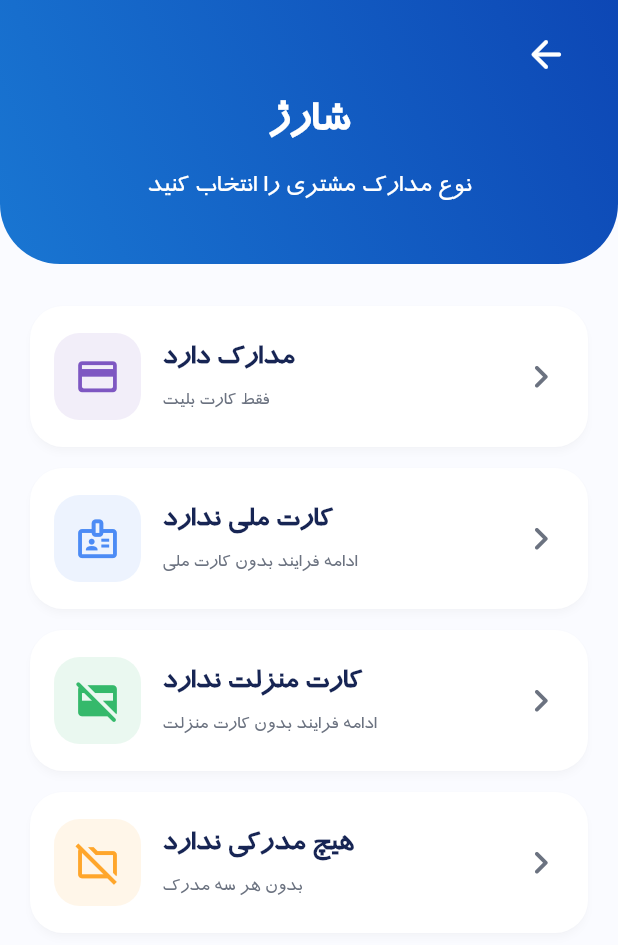
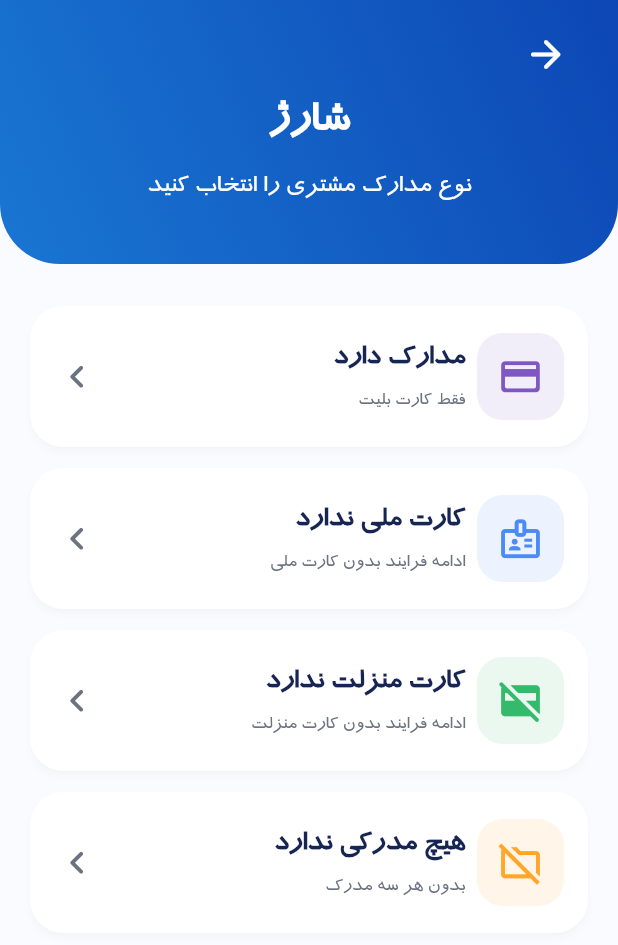
Before and after one commit to AmiraliRnjn/manzelat, a Flutter app: the ChargeCategoryPage screen opened directly, after a tap on "منزلت", on a phone screen of 412 x 824 dp. Shown: the top 945 px of the screen. Run offline on Flutter 3.47's test engine with Material 3 defaults, Android fonts, the light colour scheme and no system bars; our stand-ins replace camera, open_filex, permission_handler, shamsi_date, share_plus, shared_preferences; missing offline and left inert: crop_image, filesystem_picker, persian_datetime_picker, receive_sharing_intent; accounts and stored records are empty; statements that could not run were skipped.

Commit message:
Fixing some design

```diff
--- a/lib/pages/charge_category_page.dart
+++ b/lib/pages/charge_category_page.dart
@@ -50,7 +50,7 @@
                     child: IconButton(
                       onPressed: () => Navigator.pop(context),
                       icon: const Icon(
-                        Icons.arrow_forward_rounded,
+                        Icons.arrow_back_rounded,
                         color: Colors.white,
                         size: 30,
                       ),
@@ -174,15 +174,24 @@
           child: Row(
             textDirection: TextDirection.rtl,
             children: [
-              const Icon(
-                Icons.chevron_left_rounded,
-                color: Color(0xFF6B7280),
-                size: 31,
+               Container(
+                width: 58,
+                height: 58,
+                decoration: BoxDecoration(
+                  color: color.withOpacity(0.10),
+                  borderRadius: BorderRadius.circular(17),
+                ),
+                child: Icon(
+                  icon,
+                  color: color,
+                  size: 31,
+                ),
               ),
+
               const SizedBox(width: 8),
               Expanded(
                 child: Column(
-                  crossAxisAlignment: CrossAxisAlignment.end,
+                  crossAxisAlignment: CrossAxisAlignment.start,
                   mainAxisAlignment: MainAxisAlignment.center,
                   children: [
                     Text(
@@ -211,18 +220,10 @@
                 ),
               ),
               const SizedBox(width: 14),
-              Container(
-                width: 58,
-                height: 58,
-                decoration: BoxDecoration(
-                  color: color.withOpacity(0.10),
-                  borderRadius: BorderRadius.circular(17),
-                ),
-                child: Icon(
-                  icon,
-                  color: color,
-                  size: 31,
-                ),
+             const Icon(
+                Icons.chevron_right_rounded,
+                color: Color(0xFF6B7280),
+                size: 31,
               ),
             ],
           ),
--- a/lib/pages/charge_page.dart
+++ b/lib/pages/charge_page.dart
@@ -53,7 +53,7 @@
                     child: IconButton(
                       onPressed: () => Navigator.pop(context),
                       icon: const Icon(
-                        Icons.arrow_forward_rounded,
+                        Icons.arrow_back_rounded,
                         color: Colors.white,
                         size: 30,
                       ),
@@ -177,15 +177,23 @@
           child: Row(
             textDirection: TextDirection.rtl,
             children: [
-              const Icon(
-                Icons.chevron_left_rounded,
-                color: Color(0xFF6B7280),
-                size: 31,
+              Container(
+                width: 58,
+                height: 58,
+                decoration: BoxDecoration(
+                  color: color.withOpacity(0.10),
+                  borderRadius: BorderRadius.circular(17),
+                ),
+                child: Icon(
+                  icon,
+                  color: color,
+                  size: 31,
+                ),
               ),
               const SizedBox(width: 8),
               Expanded(
                 child: Column(
-                  crossAxisAlignment: CrossAxisAlignment.end,
+                  crossAxisAlignment: CrossAxisAlignment.start,
                   mainAxisAlignment: MainAxisAlignment.center,
                   children: [
                     Text(
@@ -214,18 +222,10 @@
                 ),
               ),
               const SizedBox(width: 14),
-              Container(
-                width: 58,
-                height: 58,
-                decoration: BoxDecoration(
-                  color: color.withOpacity(0.10),
-                  borderRadius: BorderRadius.circular(17),
-                ),
-                child: Icon(
-                  icon,
-                  color: color,
-                  size: 31,
-                ),
+                const Icon(
+                Icons.chevron_right_rounded,
+                color: Color(0xFF6B7280),
+                size: 31,
               ),
             ],
           ),
--- a/lib/pages/customer_info_page.dart
+++ b/lib/pages/customer_info_page.dart
@@ -147,7 +147,7 @@
                     child: IconButton(
                       onPressed: () => Navigator.pop(context),
                       icon: const Icon(
-                        Icons.arrow_forward_rounded,
+                        Icons.arrow_back_rounded,
                         color: Colors.white,
                         size: 30,
                       ),
@@ -214,7 +214,7 @@
                                 const SizedBox(width: 14),
                                 const Expanded(
                                   child: Column(
-                                    crossAxisAlignment: CrossAxisAlignment.end,
+                                    crossAxisAlignment: CrossAxisAlignment.start,
                                     children: [
                                       Text(
                                         'نام مشتری',
--- a/lib/pages/home_page.dart
+++ b/lib/pages/home_page.dart
@@ -135,7 +135,7 @@
           ),
           SizedBox(height: 8),
           Text(
-            ' 👋 سلام در خدمت هستم',
+            ' سلام در خدمت هستم 👋',
             textDirection: TextDirection.rtl,
             style: TextStyle(
               color: Colors.white,
```
